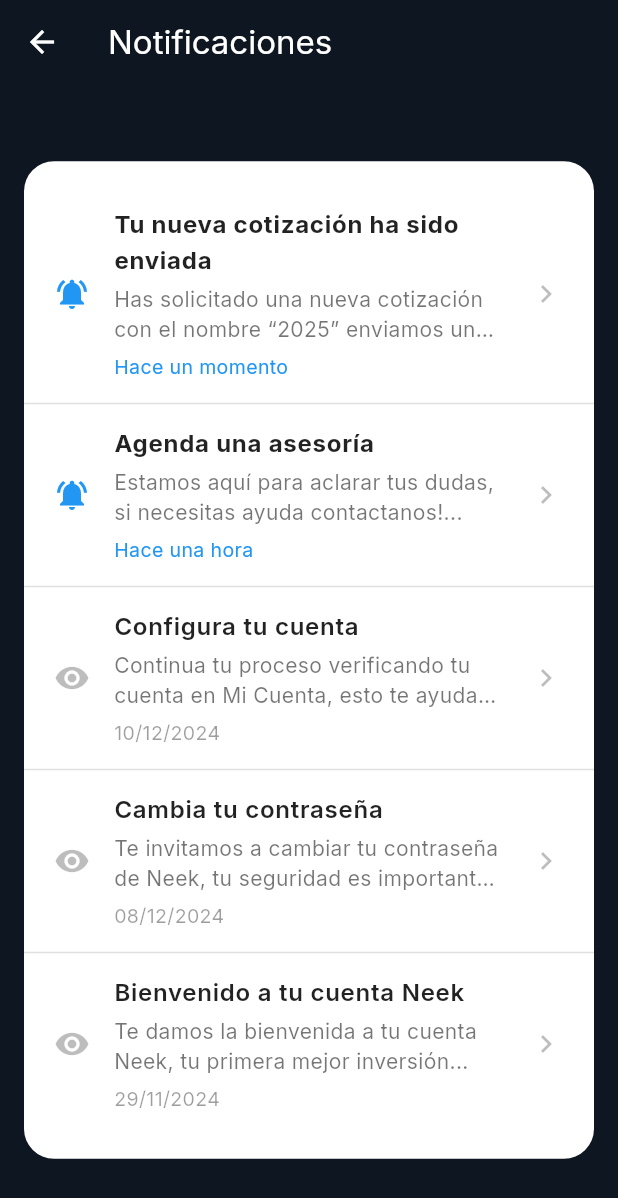
After one commit to vogarnk/flutter_neek, a Flutter app: the NotificationsScreen screen opened directly, on a phone screen of 412 x 824 dp. The commit adds this screen. Shown: the top 1198 px of the screen. Run offline on Flutter 3.47's test engine with Material 3 defaults, Android fonts, the phone set to English and light mode, and no system bars; our stand-ins replace flutter_secure_storage, flutter_signin_button, flutter_svg, google_sign_in, sign_in_with_apple; accounts and stored records are empty.

Commit message:
Primera vista

```diff
--- /dev/null
+++ b/lib/screens/notifications_screen.dart
@@ -0,0 +1,113 @@
+import 'package:flutter/material.dart';
+import 'package:intl/intl.dart';
+
+class NotificationsScreen extends StatelessWidget {
+  const NotificationsScreen({Key? key}) : super(key: key);
+
+  @override
+  Widget build(BuildContext context) {
+    final List<Map<String, dynamic>> notifications = [
+      {
+        'title': 'Tu nueva cotización ha sido enviada',
+        'message': 'Has solicitado una nueva cotización con el nombre “2025” enviamos una...',
+        'time': 'Hace un momento',
+        'isNew': true,
+      },
+      {
+        'title': 'Agenda una asesoría',
+        'message': 'Estamos aquí para aclarar tus dudas, si necesitas ayuda contactanos!...',
+        'time': 'Hace una hora',
+        'isNew': true,
+      },
+      {
+        'title': 'Configura tu cuenta',
+        'message': 'Continua tu proceso verificando tu cuenta en Mi Cuenta, esto te ayudará a...',
+        'date': DateTime(2024, 12, 10),
+        'isNew': false,
+      },
+      {
+        'title': 'Cambia tu contraseña',
+        'message': 'Te invitamos a cambiar tu contraseña de Neek, tu seguridad es importante...',
+        'date': DateTime(2024, 12, 8),
+        'isNew': false,
+      },
+      {
+        'title': 'Bienvenido a tu cuenta Neek',
+        'message': 'Te damos la bienvenida a tu cuenta Neek, tu primera mejor inversión...',
+        'date': DateTime(2024, 11, 29),
+        'isNew': false,
+      },
+    ];
+
+    return Scaffold(
+      backgroundColor: const Color(0xFF0E1621),
+      appBar: AppBar(
+        backgroundColor: Colors.transparent,
+        title: const Text('Notificaciones', style: TextStyle(color: Colors.white)),
+        leading: IconButton(
+          icon: const Icon(Icons.arrow_back, color: Colors.white),
+          onPressed: () => Navigator.pop(context),
+        ),
+        elevation: 0,
+      ),
+      body: Center(
+        child: Container(
+          margin: const EdgeInsets.symmetric(horizontal: 16),
+          padding: const EdgeInsets.symmetric(vertical: 16),
+          decoration: BoxDecoration(
+            color: Colors.white,
+            borderRadius: BorderRadius.circular(20),
+          ),
+          child: ListView.separated(
+            shrinkWrap: true,
+            itemCount: notifications.length,
+            separatorBuilder: (_, __) => const Divider(height: 1, color: Colors.black12),
+            itemBuilder: (context, index) {
+              final item = notifications[index];
+              return ListTile(
+                contentPadding: const EdgeInsets.symmetric(horizontal: 20, vertical: 6),
+                leading: item['isNew']
+                    ? const Icon(Icons.notifications_active, color: Colors.blue)
+                    : const Icon(Icons.visibility, color: Colors.black26),
+                title: Text(
+                  item['title'],
+                  style: TextStyle(
+                    fontWeight: item['isNew'] ? FontWeight.bold : FontWeight.w600,
+                    fontSize: 16,
+                    color: Colors.black87,
+                  ),
+                ),
+                subtitle: Column(
+                  crossAxisAlignment: CrossAxisAlignment.start,
+                  children: [
+                    const SizedBox(height: 4),
+                    Text(
+                      item['message'],
+                      style: const TextStyle(color: Colors.black54, fontSize: 14),
+                      maxLines: 2,
+                      overflow: TextOverflow.ellipsis,
+                    ),
+                    const SizedBox(height: 6),
+                    Text(
+                      item['isNew']
+                          ? item['time']
+                          : DateFormat('dd/MM/yyyy').format(item['date']),
+                      style: TextStyle(
+                        color: item['isNew'] ? Colors.blue : Colors.black38,
+                        fontSize: 13,
+                      ),
+                    ),
+                  ],
+                ),
+                trailing: const Icon(Icons.chevron_right, color: Colors.black26),
+                onTap: () {
+                  // Acción al presionar la notificación
+                },
+              );
+            },
+          ),
+        ),
+      ),
+    );
+  }
+}
--- a/pubspec.yaml
+++ b/pubspec.yaml
@@ -36,6 +36,7 @@ dependencies:
   http: ^0.13.0
   flutter_secure_storage: ^9.0.0
   flutter_svg: ^2.0.9 # o la versión más reciente
+  intl: ^0.18.0
   # The following adds the Cupertino Icons font to your application.
   # Use with the CupertinoIcons class for iOS style icons.
   cupertino_icons: ^1.0.8
```
Also changed, not shown: lib/home_screen.dart (+42 -12 lines), lib/screens/account_screen.dart (added, +104 -0 lines), lib/screens/help_center_screen.dart (added, +83 -0 lines), lib/widgets/cards/ahorro_card.dart (+6 -2 lines), pubspec.lock.
